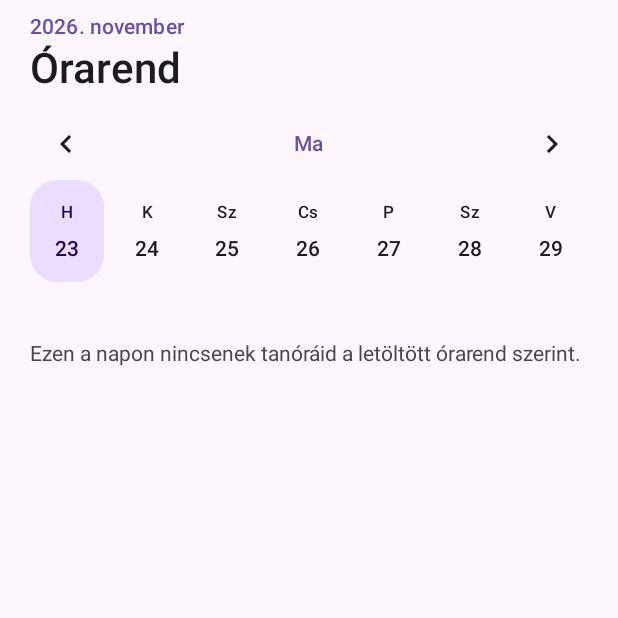
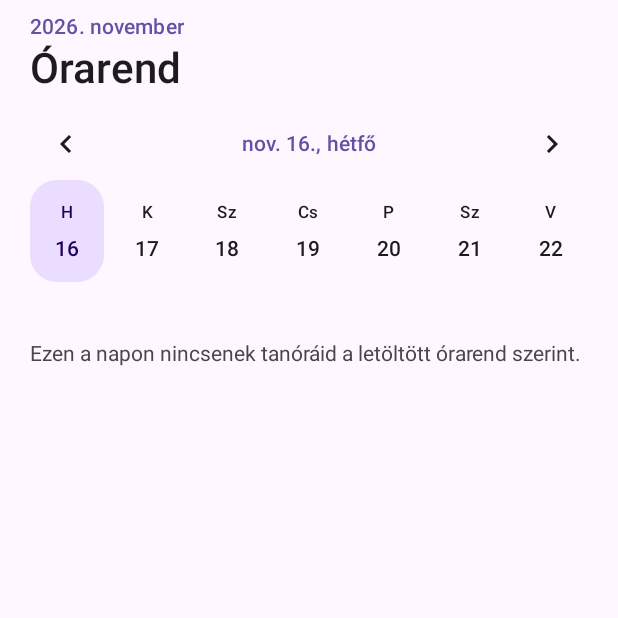
Before and after one commit to VKornel1031/Grafit-, an Android app built with Jetpack Compose: the composable Timetable shown on its own in the app's theme, after a tap on an icon or button, on a phone screen of 412 x 824 dp, the top half of it. Run offline under Robolectric (Android 15) with nearby library versions, the phone set to English and light mode, and no system bars; network calls fail; pictures from the network do not load; 8 statements that could not run were skipped; 3 other taps on this screen came first.

Commit message:
Show selected timetable date instead of hardcoded today label

```diff
--- a/app/build.gradle.kts
+++ b/app/build.gradle.kts
@@ -17,8 +17,8 @@ android {
         applicationId = "hu.grafit"
         minSdk = if (signingMigration) 28 else 26
         targetSdk = 35
-        versionCode = 14
-        versionName = "1.0.5"
+        versionCode = 15
+        versionName = "1.0.6"
         testInstrumentationRunner = "androidx.test.runner.AndroidJUnitRunner"
     }
     signingConfigs {
--- a/app/src/main/java/hu/grafit/ui/GrafitApp.kt
+++ b/app/src/main/java/hu/grafit/ui/GrafitApp.kt
@@ -417,7 +417,10 @@ private fun Timetable(vm: GrafitViewModel) {
         Heading("Órarend", date.format(DateTimeFormatter.ofPattern("yyyy. MMMM", hu)))
         Row(Modifier.fillMaxWidth(), verticalAlignment = Alignment.CenterVertically, horizontalArrangement = Arrangement.SpaceBetween) {
             IconButton(onClick = { vm.selectDate(date.minusDays(7)) }, enabled = !vm.busy) { Icon(Icons.Outlined.ChevronLeft, "Előző hét") }
-            TextButton(onClick = { vm.selectDate(today()) }, enabled = !vm.busy) { Text("Ma") }
+            TextButton(onClick = { vm.selectDate(today()) }, enabled = !vm.busy, modifier = Modifier.weight(1f)) {
+                Text(if (date == today()) "Ma" else date.format(DateTimeFormatter.ofPattern("MMM d., EEEE", hu)),
+                    textAlign = androidx.compose.ui.text.style.TextAlign.Center)
+            }
             IconButton(onClick = { vm.selectDate(date.plusDays(7)) }, enabled = !vm.busy) { Icon(Icons.Outlined.ChevronRight, "Következő hét") }
         }
         Row(Modifier.fillMaxWidth(), horizontalArrangement = Arrangement.spacedBy(4.dp)) {
```
Also changed, not shown: 4 other files.
